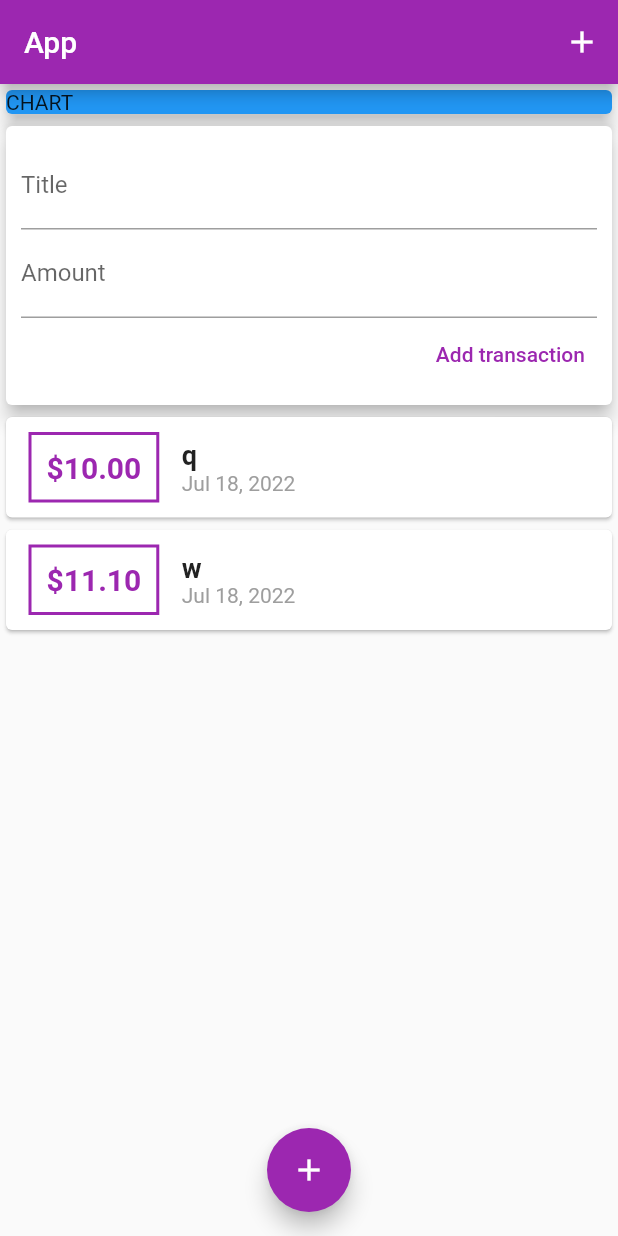
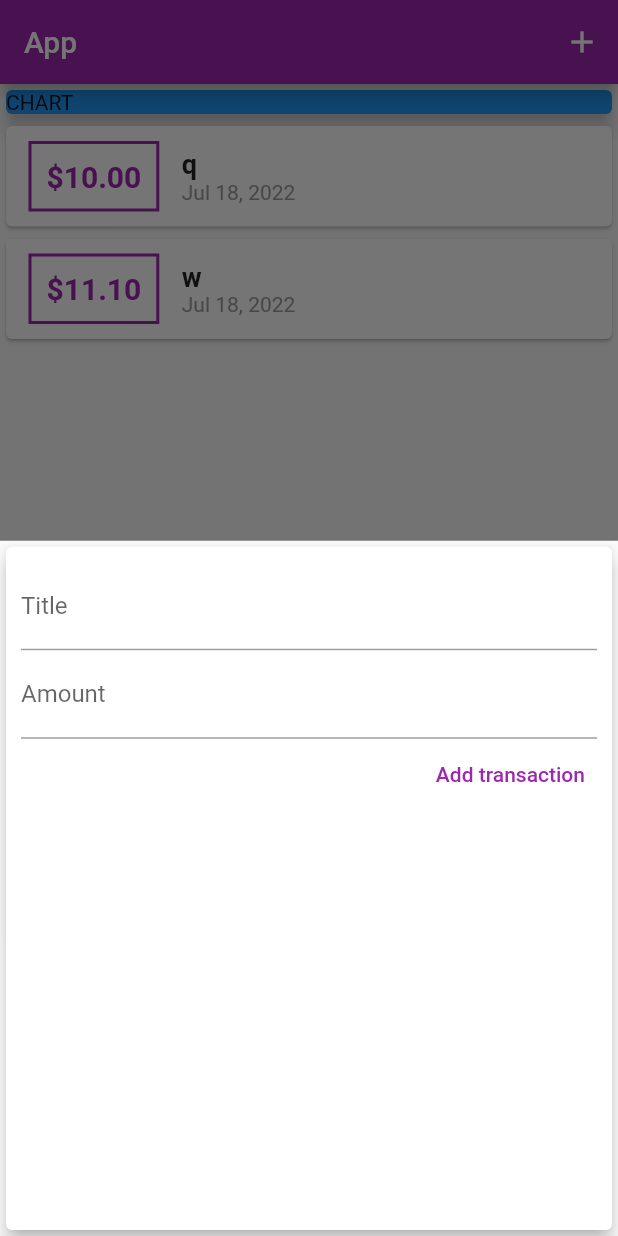
Before and after one commit to boyk0/pesonal-expenses-app, a Flutter app: the screen it shows after launch, after a tap on the "add" icon, on a phone screen of 412 x 824 dp. Run offline on Flutter 3.47's test engine with Material 2 defaults, Android fonts, the phone set to English and light mode, and no system bars.

Commit message:
refactoring from stateless to stateful widgets

```diff
--- a/lib/main.dart
+++ b/lib/main.dart
@@ -1,7 +1,9 @@
+import 'package:expenses/widgets/transaction_list.dart';
 import 'package:flutter/material.dart';
 
 import './models/transaction.dart';
-import './widgets/user_transaction.dart';
+import './widgets/new_transaction.dart';
+import './widgets/transaction_list.dart';
 
 void main() {
   runApp(const MyApp());
@@ -22,15 +24,41 @@ class MyApp extends StatelessWidget {
   }
 }
 
-class MyHomePage extends StatelessWidget {
-  final List<Transaction> transactions = [
+class MyHomePage extends StatefulWidget {
+  @override
+  State<MyHomePage> createState() => _MyHomePageState();
+}
+
+class _MyHomePageState extends State<MyHomePage> {
+  final List<Transaction> _userTransactions = [
+    Transaction(id: 't1', title: 'q', amount: 10, date: DateTime.now()),
+    Transaction(id: 't2', title: 'w', amount: 11.1, date: DateTime.now()),
   ];
 
-  final titleController = TextEditingController();
-  final amountController = TextEditingController();
+  void _addTransaction(String title, double amount) {
+    final newTransaction = Transaction(
+      id: DateTime.now().toString(),
+      title: title,
+      amount: amount,
+      date: DateTime.now(),
+    );
 
-  // String? titleInput;
-  // String? amountInput;
+    setState(() {
+      _userTransactions.add(newTransaction);
+    });
+  }
+
+  void _startAddNewTransaction(BuildContext context) {
+    showModalBottomSheet(
+        context: context,
+        builder: (_) {
+          return GestureDetector(
+            onTap: () {},
+            behavior: HitTestBehavior.opaque,
+            child: NewTransaction(_addTransaction));
+        },
+    );
+  }
 
   @override
   Widget build(BuildContext context) {
@@ -39,7 +67,7 @@ class MyHomePage extends StatelessWidget {
         title: Text('App'),
         actions: <Widget>[
           IconButton(
-            onPressed: () {  },
+            onPressed: () => _startAddNewTransaction(context),
             icon: Icon(Icons.add),
           ),
         ],
@@ -57,13 +85,13 @@ class MyHomePage extends StatelessWidget {
                 child: Text('CHART'),
               ),
             ),
-            UserTransactions()
+            TransactionList(_userTransactions)
           ],
         ),
       ),
       floatingActionButtonLocation: FloatingActionButtonLocation.centerFloat,
       floatingActionButton: FloatingActionButton(
-        onPressed: () {},
+        onPressed: () => _startAddNewTransaction(context),
         child: Icon(Icons.add),
       ),
     );
--- a/lib/widgets/new_transaction.dart
+++ b/lib/widgets/new_transaction.dart
@@ -1,11 +1,18 @@
 import 'package:flutter/material.dart';
 
-class NewTransaction extends StatelessWidget {
+class NewTransaction extends StatefulWidget {
   final Function addTransaction;
-  final titleController = TextEditingController();
-  final amountController = TextEditingController();
 
   NewTransaction(this.addTransaction);
+
+  @override
+  State<NewTransaction> createState() => _NewTransactionState();
+}
+
+class _NewTransactionState extends State<NewTransaction> {
+  final titleController = TextEditingController();
+
+  final amountController = TextEditingController();
 
   void submitData() {
     final enteredTitle = titleController.text;
@@ -15,10 +22,12 @@ class NewTransaction extends StatelessWidget {
       return;
     }
 
-    addTransaction(
+    widget.addTransaction(
       enteredTitle,
       enteredAmount,
     );
+
+    Navigator.of(context).pop();
   }
 
   @override
--- a/lib/widgets/user_transaction.dart
+++ /dev/null
@@ -1,40 +0,0 @@
-import 'package:flutter/material.dart';
-
-import '../models/transaction.dart';
-import './new_transaction.dart';
-import './transaction_list.dart';
-
-class UserTransactions extends StatefulWidget {
-  @override
-  State<UserTransactions> createState() => _UserTransactionsState();
-}
-
-class _UserTransactionsState extends State<UserTransactions> {
-  final List<Transaction> _userTransactions = [
-    Transaction(id: 't1', title: 'q', amount: 10, date: DateTime.now()),
-    Transaction(id: 't2', title: 'w', amount: 11.1, date: DateTime.now()),
-  ];
-
-  void _addTransaction(String title, double amount) {
-    final newTransaction = Transaction(
-        id: DateTime.now().toString(),
-        title: title,
-        amount: amount,
-        date: DateTime.now(),
-    );
-
-    setState(() {
-      _userTransactions.add(newTransaction);
-    });
-  }
-
-  @override
-  Widget build(BuildContext context) {
-    return Column(
-      children: [
-        NewTransaction(_addTransaction),
-        TransactionList(_userTransactions),
-      ],
-    );
-  }
-}
```
